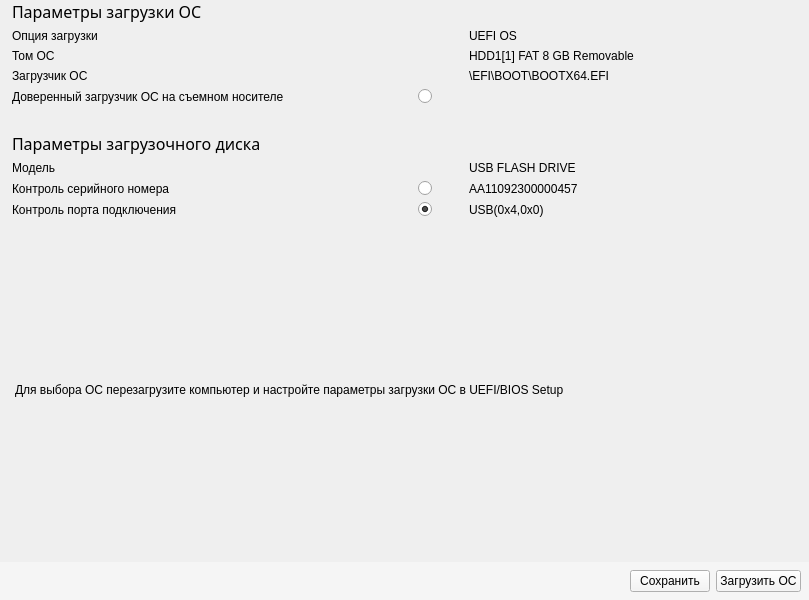
This is panels/SysLoadPanel.ui in m6v/sobol as Qt 5 draws it before an edit. The edited form follows.
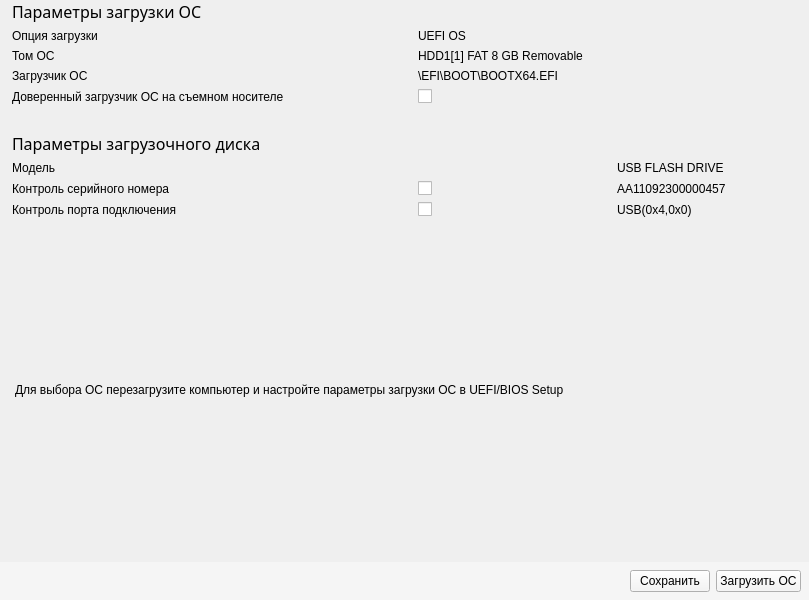
This is the edited form. Custom widgets are drawn as their Qt base class.

Diff of the .ui file:
```diff
--- a/panels/SysLoadPanel.ui
+++ b/panels/SysLoadPanel.ui
@@ -50,6 +50,13 @@
      <property name="leftMargin">
       <number>12</number>
      </property>
+     <item row="2" column="0">
+      <widget class="QLabel" name="sys_loader_label">
+       <property name="text">
+        <string>Загрузчик ОС</string>
+       </property>
+      </widget>
+     </item>
      <item row="0" column="0">
       <widget class="QLabel" name="load_option_label">
        <property name="text">
@@ -57,7 +64,14 @@
        </property>
       </widget>
      </item>
-     <item row="0" column="2">
+     <item row="2" column="1">
+      <widget class="QLabel" name="sys_loader_value">
+       <property name="text">
+        <string>\EFI\BOOT\BOOTX64.EFI</string>
+       </property>
+      </widget>
+     </item>
+     <item row="0" column="1">
       <widget class="QLabel" name="load_option_value">
        <property name="text">
         <string>UEFI OS</string>
@@ -71,27 +85,6 @@
        </property>
       </widget>
      </item>
-     <item row="1" column="2">
-      <widget class="QLabel" name="sys_volume_value">
-       <property name="text">
-        <string>HDD1[1] FAT 8 GB Removable</string>
-       </property>
-      </widget>
-     </item>
-     <item row="2" column="0">
-      <widget class="QLabel" name="sys_loader_label">
-       <property name="text">
-        <string>Загрузчик ОС</string>
-       </property>
-      </widget>
-     </item>
-     <item row="2" column="2">
-      <widget class="QLabel" name="sys_loader_value">
-       <property name="text">
-        <string>\EFI\BOOT\BOOTX64.EFI</string>
-       </property>
-      </widget>
-     </item>
      <item row="3" column="0">
       <widget class="QLabel" name="trusted_loader_label">
        <property name="minimumSize">
@@ -105,20 +98,15 @@
        </property>
       </widget>
      </item>
+     <item row="1" column="1">
+      <widget class="QLabel" name="sys_volume_value">
+       <property name="text">
+        <string>HDD1[1] FAT 8 GB Removable</string>
+       </property>
+      </widget>
+     </item>
      <item row="3" column="1">
-      <widget class="Toggle" name="radioButton">
-       <property name="sizePolicy">
-        <sizepolicy hsizetype="Fixed" vsizetype="Fixed">
-         <horstretch>0</horstretch>
-         <verstretch>0</verstretch>
-        </sizepolicy>
-       </property>
-       <property name="minimumSize">
-        <size>
-         <width>45</width>
-         <height>0</height>
-        </size>
-       </property>
+      <widget class="Toggle" name="checkBox">
        <property name="text">
         <string/>
        </property>
@@ -172,31 +160,6 @@
        </property>
       </widget>
      </item>
-     <item row="1" column="1">
-      <widget class="Toggle" name="serial_control_radio_button">
-       <property name="sizePolicy">
-        <sizepolicy hsizetype="Fixed" vsizetype="Fixed">
-         <horstretch>0</horstretch>
-         <verstretch>0</verstretch>
-        </sizepolicy>
-       </property>
-       <property name="minimumSize">
-        <size>
-         <width>45</width>
-         <height>0</height>
-        </size>
-       </property>
-       <property name="maximumSize">
-        <size>
-         <width>16777215</width>
-         <height>16777215</height>
-        </size>
-       </property>
-       <property name="text">
-        <string/>
-       </property>
-      </widget>
-     </item>
      <item row="1" column="2">
       <widget class="QLabel" name="serial_control_value">
        <property name="text">
@@ -217,34 +180,6 @@
        </property>
       </widget>
      </item>
-     <item row="2" column="1">
-      <widget class="Toggle" name="port_control_radio_button">
-       <property name="sizePolicy">
-        <sizepolicy hsizetype="Fixed" vsizetype="Fixed">
-         <horstretch>0</horstretch>
-         <verstretch>0</verstretch>
-        </sizepolicy>
-       </property>
-       <property name="minimumSize">
-        <size>
-         <width>45</width>
-         <height>0</height>
-        </size>
-       </property>
-       <property name="maximumSize">
-        <size>
-         <width>16777215</width>
-         <height>16777215</height>
-        </size>
-       </property>
-       <property name="text">
-        <string/>
-       </property>
-       <property name="checked">
-        <bool>true</bool>
-       </property>
-      </widget>
-     </item>
      <item row="2" column="2">
       <widget class="QLabel" name="port_control_value">
        <property name="text">
@@ -252,6 +187,20 @@
        </property>
       </widget>
      </item>
+     <item row="1" column="1">
+      <widget class="Toggle" name="serial_control_check_box">
+       <property name="text">
+        <string/>
+       </property>
+      </widget>
+     </item>
+     <item row="2" column="1">
+      <widget class="Toggle" name="port_control_check_box">
+       <property name="text">
+        <string/>
+       </property>
+      </widget>
+     </item>
     </layout>
    </item>
    <item>
@@ -365,7 +314,7 @@
  <customwidgets>
   <customwidget>
    <class>Toggle</class>
-   <extends>QRadioButton</extends>
+   <extends>QCheckBox</extends>
    <header>toggle</header>
   </customwidget>
  </customwidgets>
```
